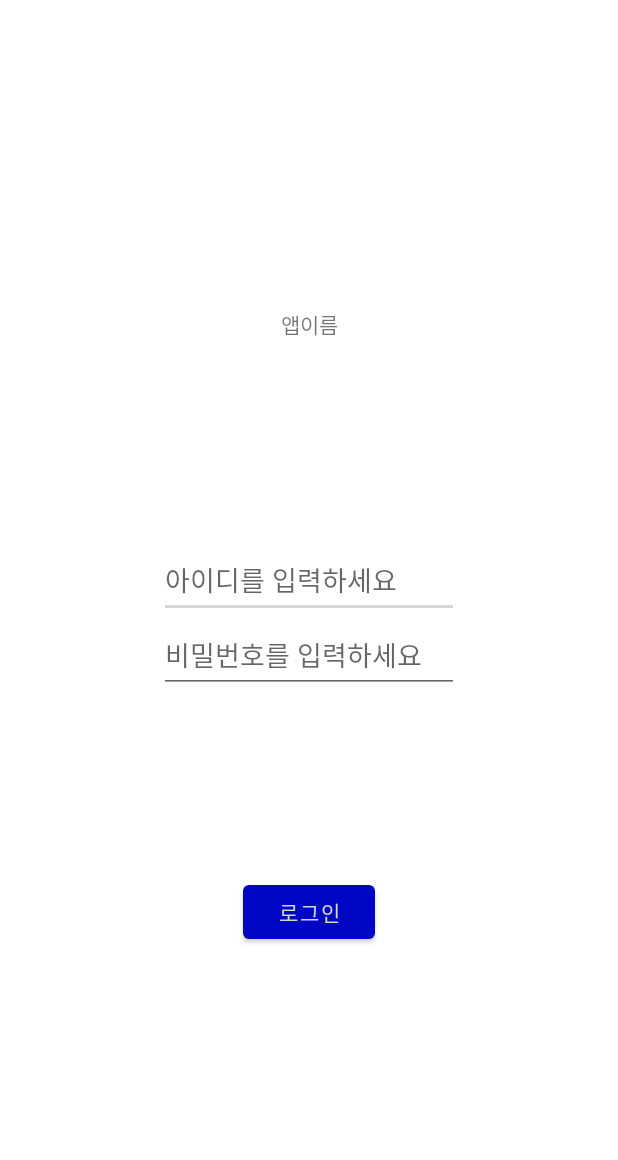
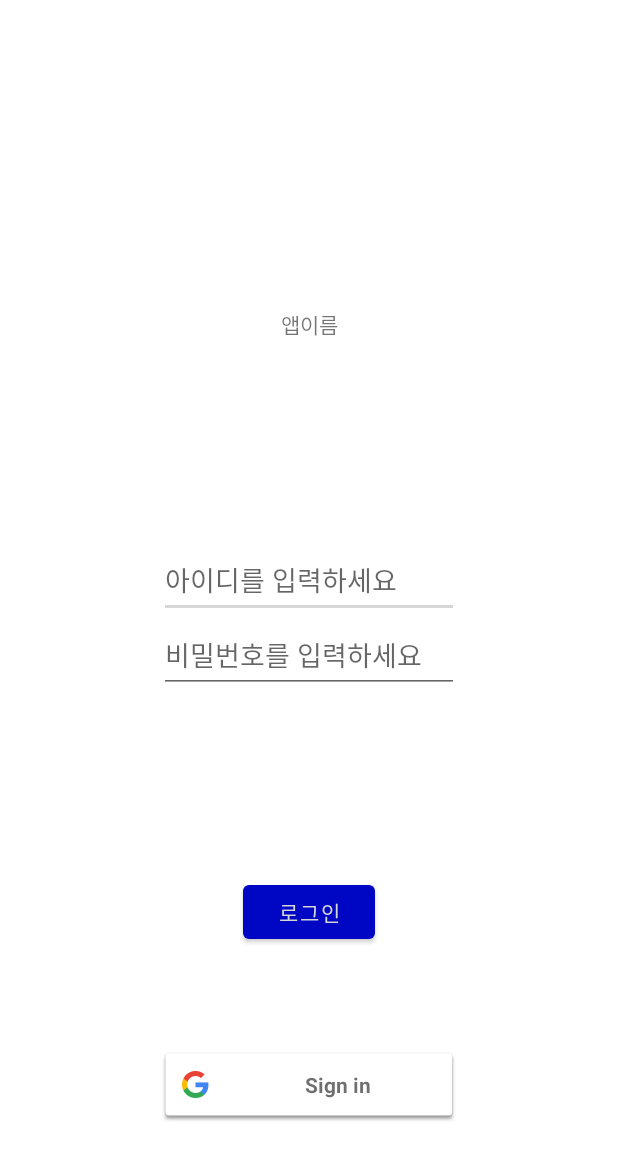
Before and after one commit to GihoLee97/301_guys, an Android app: the layout activity_initial.xml on its own in the app's theme, with its tools: preview values and no code run, on a phone screen of 412 x 824 dp. Shown: the top 1160 px of the screen. Run offline under Robolectric (Android 15) with nearby library versions, the phone set to English and light mode, and no system bars.

Commit message:
2020-01-28 add google login

```diff
--- a/app/src/main/res/layout/activity_initial.xml
+++ b/app/src/main/res/layout/activity_initial.xml
@@ -65,5 +65,14 @@
         app:layout_constraintTop_toBottomOf="@+id/ll_ini"
         />
 
+    <com.google.android.gms.common.SignInButton
+        android:id="@+id/btn_googleSignIn"
+        android:layout_width="200dp"
+        android:layout_height="50dp"
+        app:layout_constraintBottom_toBottomOf="parent"
+        app:layout_constraintEnd_toEndOf="parent"
+        app:layout_constraintStart_toStartOf="parent"
+        app:layout_constraintTop_toBottomOf="@+id/btn_login"></com.google.android.gms.common.SignInButton>
+
 
 </androidx.constraintlayout.widget.ConstraintLayout>
--- a/build.gradle
+++ b/build.gradle
@@ -8,6 +8,7 @@ buildscript {
     dependencies {
         classpath 'com.android.tools.build:gradle:4.1.2'
         classpath "org.jetbrains.kotlin:kotlin-gradle-plugin:$kotlin_version"
+        classpath 'com.google.gms:google-services:4.3.4'
 
         // NOTE: Do not place your application dependencies here; they belong
         // in the individual module build.gradle files
```
Also changed, not shown: app/build.gradle (+17 -0 lines), app/src/main/java/com/example/myapplication/InitialActivity.kt (+70 -0 lines), 1 other file.
